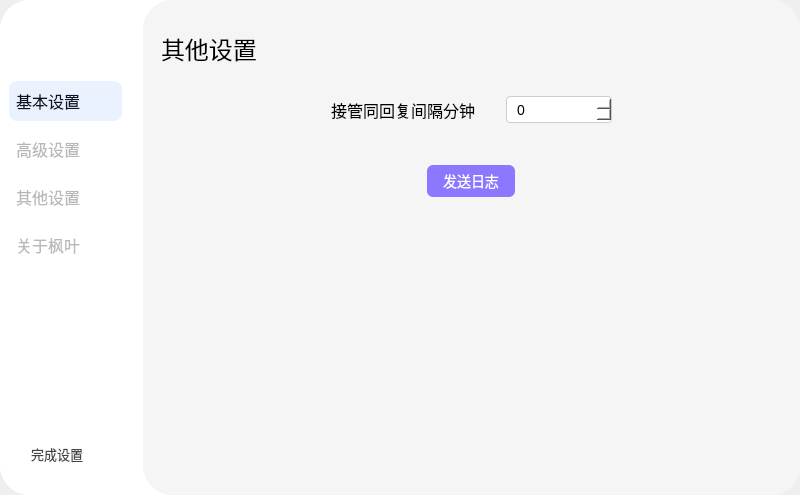
YangShengzhou03/LeafAutoFly, file Ui_SettingWindow.ui: the form before one commit.
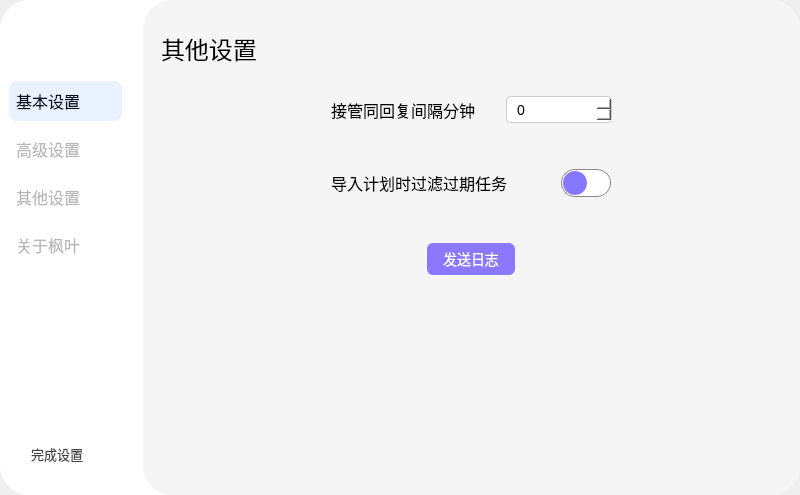
The form after the commit. The open tabs and pages were chosen to show the change. Icons and pictures are not drawn.

```diff
--- a/Ui_SettingWindow.ui
+++ b/Ui_SettingWindow.ui
@@ -1827,39 +1827,90 @@
                     <number>170</number>
                    </property>
                    <item>
-                    <widget class="QPushButton" name="pushButton_sendLog">
+                    <widget class="QLabel" name="label_9">
+                     <property name="font">
+                      <font>
+                       <pointsize>12</pointsize>
+                      </font>
+                     </property>
+                     <property name="styleSheet">
+                      <string notr="true">QLabel {
+    color: rgb(0, 0, 0);
+}</string>
+                     </property>
+                     <property name="text">
+                      <string>导入计划时过滤过期任务</string>
+                     </property>
+                    </widget>
+                   </item>
+                   <item>
+                    <widget class="QCheckBox" name="checkBox_importFilter">
                      <property name="minimumSize">
                       <size>
-                       <width>88</width>
-                       <height>32</height>
+                       <width>52</width>
+                       <height>30</height>
                       </size>
                      </property>
                      <property name="maximumSize">
                       <size>
-                       <width>88</width>
-                       <height>32</height>
+                       <width>52</width>
+                       <height>30</height>
                       </size>
                      </property>
                      <property name="styleSheet">
-                      <string notr="true">QPushButton {
-    background-color: rgb(140, 120, 255);
-    color: white;
-    border: none;
-    border-radius: 6px;
-    font-family: 'Microsoft YaHei';
-    font-size: 14px;
+                      <string notr="true">QCheckBox {
+    width: 18px;
+    height: 14px;
+    margin: 1px;
+    border-radius: 14px;
+    padding: 0;
+    border: 1px solid #8a8a8a;
 }
 
-QPushButton:hover {
-	background-color: rgba(140, 120, 250, 180);
+QCheckBox::indicator {
+    width: 24px;
+    height: 24px;
+    border-radius: 12px;
+    box-shadow: 0px 2px 5px 0px rgba(0, 0, 0, 0.3);
+    position: absolute;
+    top: 1px;
 }
 
-QPushButton:pressed {
-    background-color: rgb(140, 100, 255);
-}</string>
+QCheckBox:unchecked {
+    background-color: white;
+}
+
+QCheckBox:checked {
+    background-color: qradialgradient(cx:0.5, cy:0.5, radius:1, fx:0.5, fy:0.5, stop:0.66 rgba(134, 119, 253, 255), stop:1 rgba(119, 111, 252, 255));
+}
+
+QCheckBox::indicator:unchecked {
+    background: qradialgradient(cx:0.5, cy:0.5, radius:1, fx:0.5, fy:0.5, stop:0.66 rgba(134, 119, 253, 255), stop:1 rgba(119, 111, 252, 255));
+    left: 1px;
+}
+
+QCheckBox::indicator:checked {
+    background-color: white;
+    left: 24px;
+}
+
+QCheckBox:disabled {
+    border-color: #cccccc;
+    background-color: #f0f0f0;
+}
+
+QCheckBox::indicator:disabled:unchecked {
+    background: #a0a0a0;
+    box-shadow: none;
+}
+
+QCheckBox::indicator:disabled:checked {
+    background-color: #a0a0a0;
+    box-shadow: none;
+}    </string>
                      </property>
                      <property name="text">
-                      <string>发送日志</string>
+                      <string/>
                      </property>
                     </widget>
                    </item>
@@ -1884,8 +1935,48 @@
                     <number>8</number>
                    </property>
                    <property name="leftMargin">
-                    <number>220</number>
+                    <number>170</number>
                    </property>
+                   <property name="rightMargin">
+                    <number>170</number>
+                   </property>
+                   <item>
+                    <widget class="QPushButton" name="pushButton_sendLog">
+                     <property name="minimumSize">
+                      <size>
+                       <width>88</width>
+                       <height>32</height>
+                      </size>
+                     </property>
+                     <property name="maximumSize">
+                      <size>
+                       <width>88</width>
+                       <height>32</height>
+                      </size>
+                     </property>
+                     <property name="styleSheet">
+                      <string notr="true">QPushButton {
+    background-color: rgb(140, 120, 255);
+    color: white;
+    border: none;
+    border-radius: 6px;
+    font-family: 'Microsoft YaHei';
+    font-size: 14px;
+}
+
+QPushButton:hover {
+	background-color: rgba(140, 120, 250, 180);
+}
+
+QPushButton:pressed {
+    background-color: rgb(140, 100, 255);
+}</string>
+                     </property>
+                     <property name="text">
+                      <string>发送日志</string>
+                     </property>
+                    </widget>
+                   </item>
                   </layout>
                  </item>
                  <item>
```
